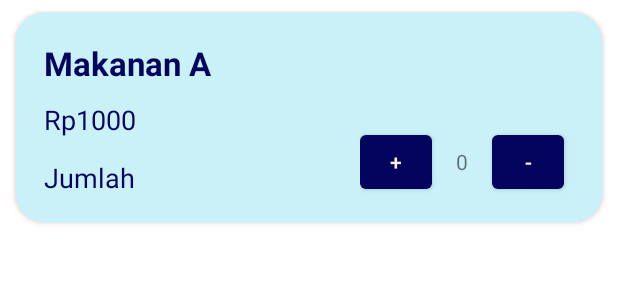
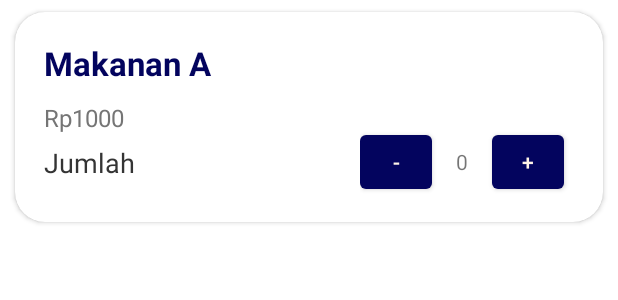
Before and after one commit to leoniantoinette/majika, an Android app: the layout keranjang_item.xml on its own in the app's theme, with its tools: preview values and no code run, on a phone screen of 412 x 824 dp. Shown: the top 300 px of the screen. Run offline under Robolectric (Android 15) with nearby library versions, the phone set to English and light mode, and no system bars; network calls fail.

Commit message:
update style on keranjang and pembayaran page

```diff
--- a/app/src/main/res/layout/keranjang_item.xml
+++ b/app/src/main/res/layout/keranjang_item.xml
@@ -3,8 +3,7 @@
     xmlns:app="http://schemas.android.com/apk/res-auto"
     android:layout_width="match_parent"
     android:layout_height="wrap_content"
-    android:orientation="vertical"
-    android:outlineAmbientShadowColor="#3F51B5">
+    android:orientation="vertical">
 
     <androidx.cardview.widget.CardView
         android:id="@+id/cardList"
@@ -14,9 +13,6 @@
         android:layout_marginTop="8dp"
         android:layout_marginRight="10dp"
         android:layout_marginBottom="4dp"
-        android:outlineAmbientShadowColor="#3F51B5"
-        android:outlineSpotShadowColor="#D31E1E"
-        app:cardBackgroundColor="@color/blueFifth"
         app:cardCornerRadius="20dp">
 
         <LinearLayout
@@ -29,10 +25,10 @@
             android:padding="16dp">
 
             <Button
-                android:id="@+id/incBtn"
+                android:id="@+id/decBtn"
                 android:layout_width="48dp"
                 android:layout_height="48dp"
-                android:text="+" />
+                android:text="-" />
 
             <TextView
                 android:id="@+id/quantity"
@@ -42,10 +38,11 @@
                 android:text="0" />
 
             <Button
-                android:id="@+id/decBtn"
+                android:id="@+id/incBtn"
                 android:layout_width="48dp"
                 android:layout_height="48dp"
-                android:text="-" />
+                android:text="+" />
+
         </LinearLayout>
 
         <LinearLayout
@@ -71,19 +68,18 @@
                 android:padding="3dp"
                 android:text="Rp1000"
                 android:textAppearance="?android:attr/textAppearanceMedium"
-                android:textColor="@color/bluePrimary"
-                android:textSize="18sp" />
+                android:textColor="#757575"
+                android:textSize="16sp" />
 
 
             <TextView
                 android:id="@+id/total"
                 android:layout_width="match_parent"
                 android:layout_height="30dp"
-                android:layout_marginTop="7dp"
                 android:padding="3dp"
                 android:text="Jumlah"
                 android:textAppearance="?android:attr/textAppearanceMedium"
-                android:textColor="@color/bluePrimary"
+                android:textColor="#343434"
                 android:textSize="18sp" />
 
         </LinearLayout>
--- a/app/src/main/res/layout/pembayaran.xml
+++ b/app/src/main/res/layout/pembayaran.xml
@@ -30,6 +30,7 @@
             android:layout_marginBottom="15dp"
             android:text="@string/scan"
             android:textAlignment="center"
+            android:textColor="#434343"
             android:textSize="34sp"
             android:textStyle="bold" />
 
@@ -48,6 +49,7 @@
             android:layout_marginVertical="20dp"
             android:text="Total : Rp 150.000"
             android:textAlignment="center"
+            android:textColor="#434343"
             android:textSize="22sp" />
 
         <LinearLayout
```
Also changed, not shown: app/src/main/res/layout/fragment_keranjang.xml (+11 -6 lines), app/src/main/res/layout/keranjang.xml (deleted, +0 -69 lines).
